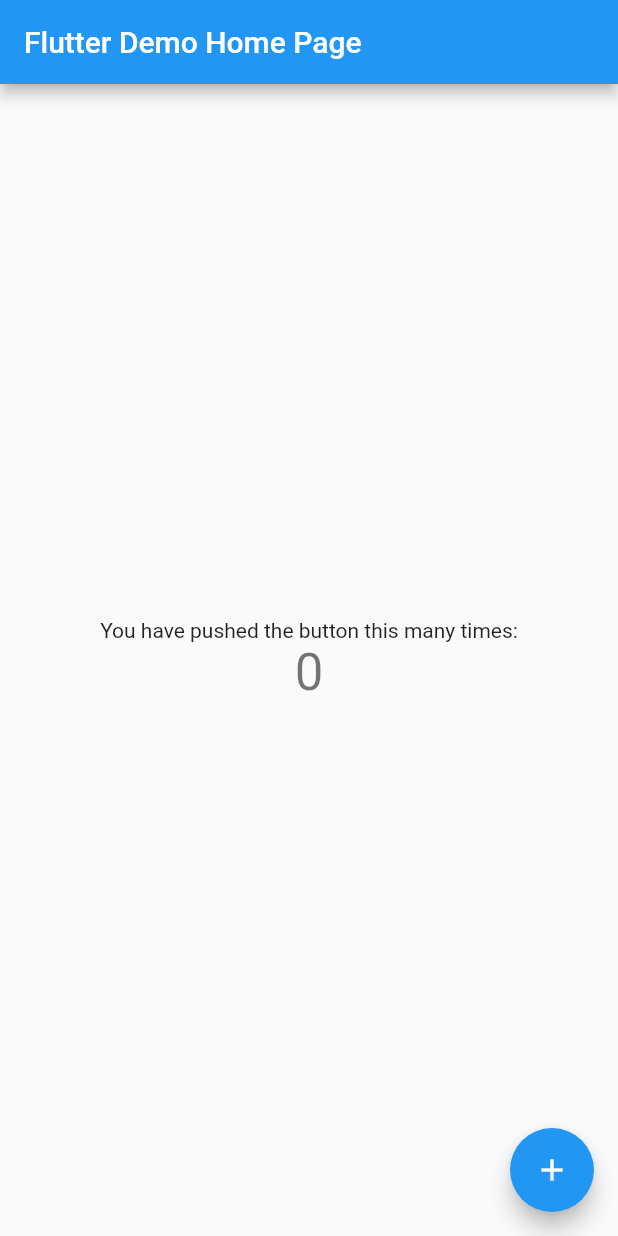
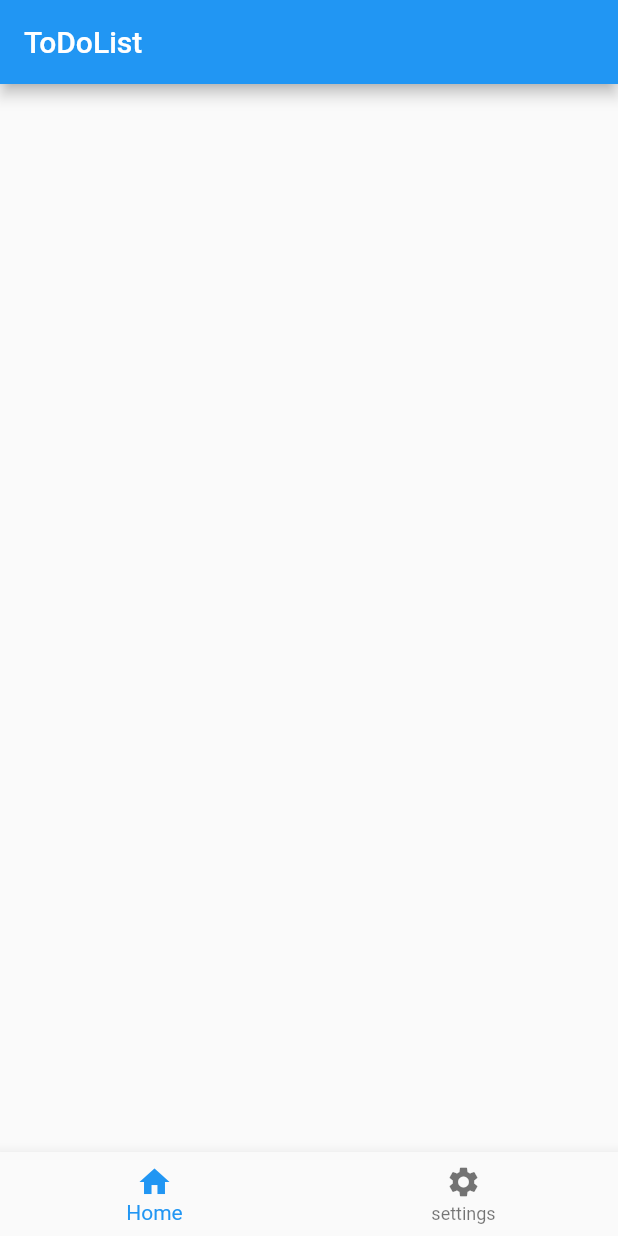
Before and after one commit to F600sa/ToDoList, a Flutter app: the screen it shows after launch, on a phone screen of 412 x 824 dp. Run offline on Flutter 3.47's test engine with Material 2 defaults, Android fonts, the phone set to English and light mode, and no system bars.

Commit message:
sec commit

```diff
--- a/todolist_flutter/lib/main.dart
+++ b/todolist_flutter/lib/main.dart
@@ -24,92 +24,35 @@ class MyApp extends StatelessWidget {
         // is not restarted.
         primarySwatch: Colors.blue,
       ),
-      home: const MyHomePage(title: 'Flutter Demo Home Page'),
+      home: const todolist(),
     );
   }
 }
 
-class MyHomePage extends StatefulWidget {
-  const MyHomePage({super.key, required this.title});
-
-  // This widget is the home page of your application. It is stateful, meaning
-  // that it has a State object (defined below) that contains fields that affect
-  // how it looks.
-
-  // This class is the configuration for the state. It holds the values (in this
-  // case the title) provided by the parent (in this case the App widget) and
-  // used by the build method of the State. Fields in a Widget subclass are
-  // always marked "final".
-
-  final String title;
-
-  @override
-  State<MyHomePage> createState() => _MyHomePageState();
-}
-
-class _MyHomePageState extends State<MyHomePage> {
-  int _counter = 0;
-
-  void _incrementCounter() {
-    setState(() {
-      // This call to setState tells the Flutter framework that something has
-      // changed in this State, which causes it to rerun the build method below
-      // so that the display can reflect the updated values. If we changed
-      // _counter without calling setState(), then the build method would not be
-      // called again, and so nothing would appear to happen.
-      _counter++;
-    });
-  }
+class todolist extends StatelessWidget {
+  const todolist({super.key});
 
   @override
   Widget build(BuildContext context) {
-    // This method is rerun every time setState is called, for instance as done
-    // by the _incrementCounter method above.
-    //
-    // The Flutter framework has been optimized to make rerunning build methods
-    // fast, so that you can just rebuild anything that needs updating rather
-    // than having to individually change instances of widgets.
     return Scaffold(
-      appBar: AppBar(
-        // Here we take the value from the MyHomePage object that was created by
-        // the App.build method, and use it to set our appbar title.
-        title: Text(widget.title),
+    appBar: AppBar(
+        title: const Text('ToDoList'),
       ),
-      body: Center(
-        // Center is a layout widget. It takes a single child and positions it
-        // in the middle of the parent.
-        child: Column(
-          // Column is also a layout widget. It takes a list of children and
-          // arranges them vertically. By default, it sizes itself to fit its
-          // children horizontally, and tries to be as tall as its parent.
-          //
-          // Invoke "debug painting" (press "p" in the console, choose the
-          // "Toggle Debug Paint" action from the Flutter Inspector in Android
-          // Studio, or the "Toggle Debug Paint" command in Visual Studio Code)
-          // to see the wireframe for each widget.
-          //
-          // Column has various properties to control how it sizes itself and
-          // how it positions its children. Here we use mainAxisAlignment to
-          // center the children vertically; the main axis here is the vertical
-          // axis because Columns are vertical (the cross axis would be
-          // horizontal).
-          mainAxisAlignment: MainAxisAlignment.center,
-          children: <Widget>[
-            const Text(
-              'You have pushed the button this many times:',
-            ),
-            Text(
-              '$_counter',
-              style: Theme.of(context).textTheme.headline4,
-            ),
-          ],
-        ),
+      bottomNavigationBar: BottomNavigationBar(
+        items: const <BottomNavigationBarItem>[
+          BottomNavigationBarItem(
+            icon: Icon(Icons.home),
+            label: 'Home',
+          ),
+          BottomNavigationBarItem(
+            icon: Icon(Icons.settings),
+            label: 'settings',
+          ),
+
+        ],
+
       ),
-      floatingActionButton: FloatingActionButton(
-        onPressed: _incrementCounter,
-        tooltip: 'Increment',
-        child: const Icon(Icons.add),
-      ), // This trailing comma makes auto-formatting nicer for build methods.
     );
+
   }
 }
```
